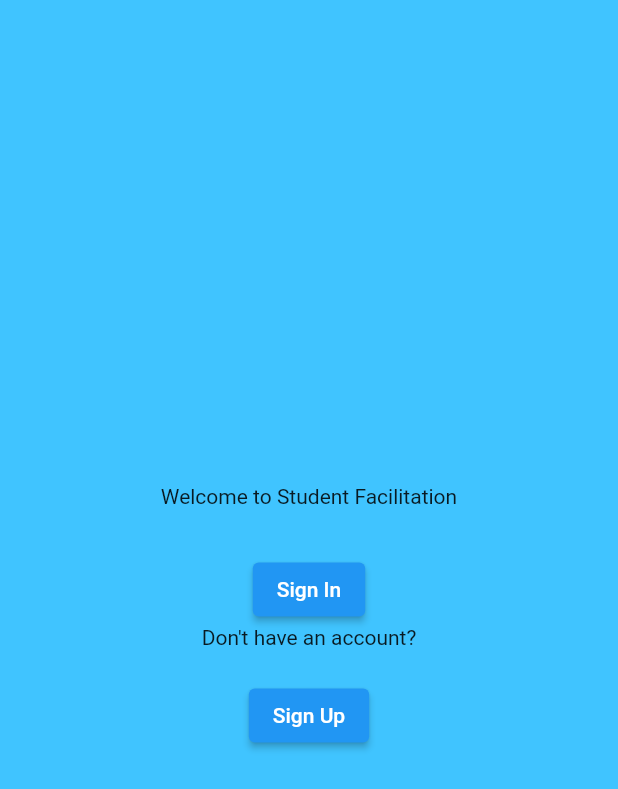
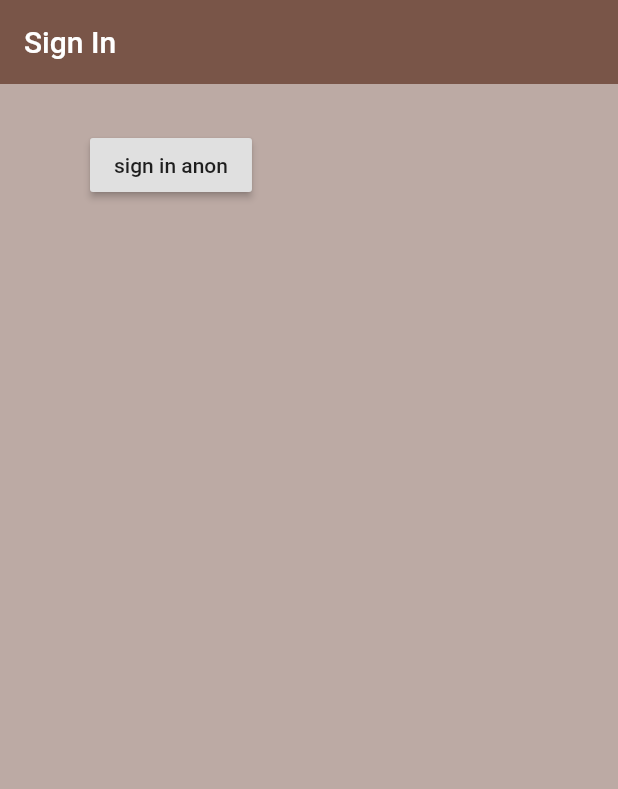
Before and after one commit to Vishal490404/TEAM-Triggers, a Flutter app: the screen it shows after launch, on a phone screen of 412 x 824 dp. Shown: the top 789 px of the screen. Run offline on Flutter 3.47's test engine with Material 2 defaults, Android fonts, the phone set to English and light mode, and no system bars; missing offline and left inert: brew_crew.

Commit message:
Update Signin.dart

```diff
--- a/student_facilitation_1/lib/Screens/Signin.dart
+++ b/student_facilitation_1/lib/Screens/Signin.dart
@@ -1,44 +1,37 @@
+import 'package:brew_crew/services/auth.dart';
 import 'package:flutter/material.dart';
-import 'package:student_facilitation_1/Screens/Authenticate/auth.dart';
 
-void main() => runApp(const SignIn());
+class SignIn extends StatefulWidget {
+  @override
+  _SignInState createState() => _SignInState();
+}
 
-class SignIn extends StatelessWidget {
-  const SignIn({super.key});
+class _SignInState extends State<SignIn> {
+
+  final AuthService _auth = AuthService();
 
   @override
   Widget build(BuildContext context) {
-    return MaterialApp(
-      home: Scaffold(
-        backgroundColor: Colors.lightBlueAccent,
-        body: Center(
-          child: Padding(
-            padding: const EdgeInsets.all(16.0),
-            child: Column(
-              mainAxisAlignment: MainAxisAlignment.center,
-              children: [
-                const Text('Welcome to Student Facilitation'),
-                const SizedBox(
-                  height: 30.0,
-                ),
-                ElevatedButton(
-                  onPressed: () {
-                    Navigator.of(context).push(
-                        MaterialPageRoute(builder: (context) => const Team()));
-                  },
-                  child: const Text('Sign In'),
-                ),
-                const Text('Don\'t have an account?'),
-                const SizedBox(
-                  height: 20.0,
-                ),
-                ElevatedButton(
-                  onPressed: () {},
-                  child: const Text('Sign Up'),
-                )
-              ],
-            ),
-          ),
+    return Scaffold(
+      backgroundColor: Colors.brown[200],
+      appBar: AppBar(
+        backgroundColor: Colors.brown[500],
+        elevation: 0.0,
+        title: Text('Sign In'),
+      ),
+      body: Container(
+        padding: EdgeInsets.symmetric(vertical: 30.0, horizontal: 60.0),
+        child: RaisedButton(
+          child: Text('sign in anon'),
+          onPressed: () async {
+            dynamic result = await _auth.signInAnon();
+            if(result == null){
+              print('error signing in');
+            } else {
+              print('signed in');
+              print(result);
+            }
+          },
         ),
       ),
     );
```
